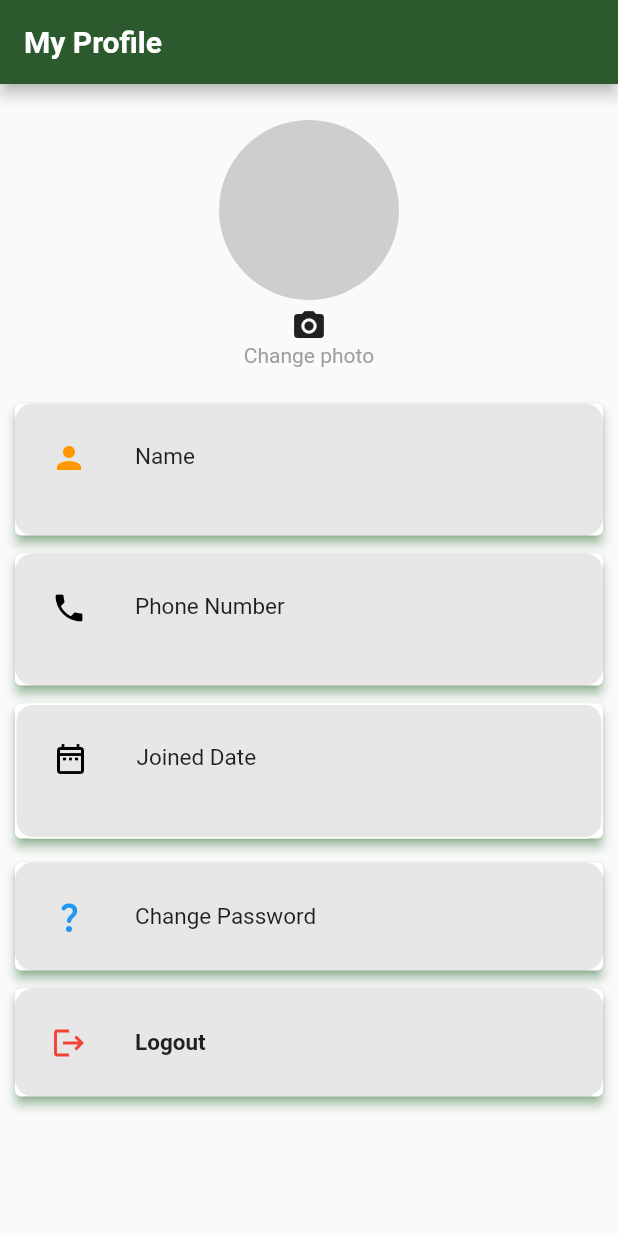
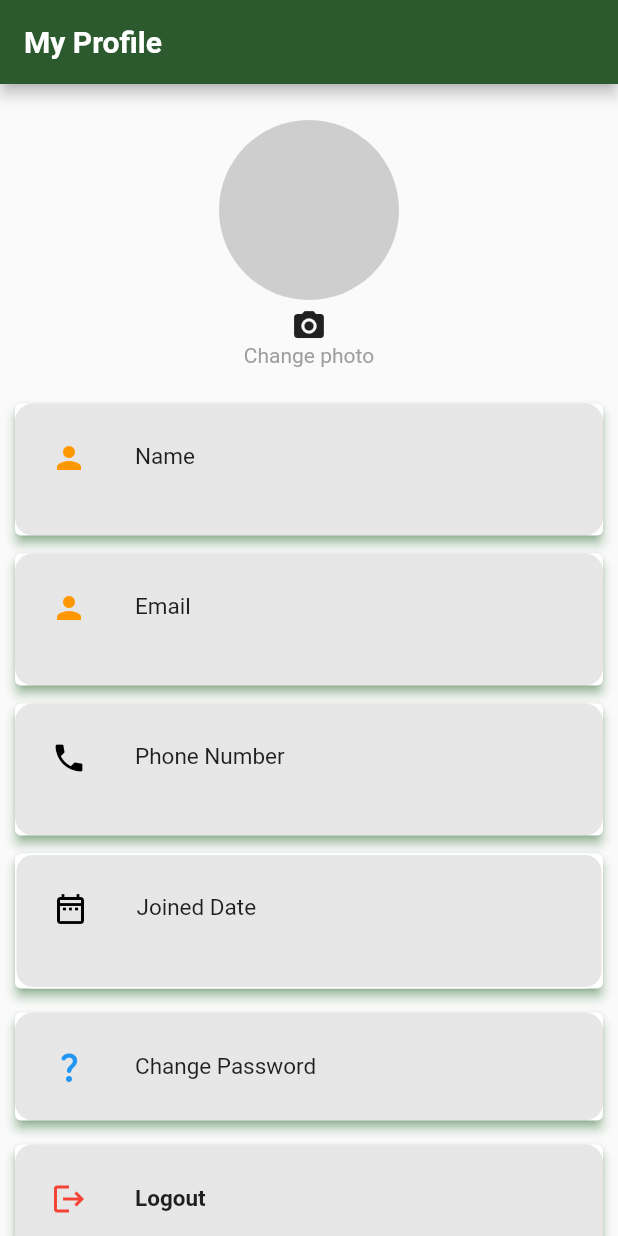
Before and after one commit to Bethelhem6/EtDelivery, a Flutter app: the SettingsPage screen opened by its route, on a phone screen of 412 x 824 dp. Run offline on Flutter 3.47's test engine with Material 2 defaults, Android fonts, the phone set to English and light mode, and no system bars; our stand-ins replace cloud_firestore, firebase_auth, firebase_core, firebase_storage, geolocator, image_picker; missing offline and left inert: clipboard, flutter_verification_code; accounts and stored records are empty.

Commit message:
first commit

```diff
--- a/lib/pages/settings/settings.dart
+++ b/lib/pages/settings/settings.dart
@@ -23,6 +23,7 @@ class _SettingsPageState extends State<SettingsPage> {
   String _uid = "";
   String _phoneNumber = "";
   String _name = "";
+  String _email = "";
   String _joinedDate = "";
   File? _image;
   FirebaseAuth _auth = FirebaseAuth.instance;
@@ -40,6 +41,7 @@ class _SettingsPageState extends State<SettingsPage> {
     setState(() {
       _phoneNumber = userDocs.get('phoneNumber').toString();
       _name = userDocs.get('name');
+      _email = userDocs.get('email');
       _url = userDocs.get("imageUrl");
       _joinedDate = userDocs.get("joinedDate");
     });
@@ -92,6 +94,27 @@ class _SettingsPageState extends State<SettingsPage> {
         false;
   }
 
+  logoutMessage() async {
+    return (await showDialog(
+          context: context,
+          builder: (context) => AlertDialog(
+            title: const Text('Are you sure?'),
+            content: const Text('Do you want to Logout?'),
+            actions: <Widget>[
+              TextButton(
+                onPressed: () => Navigator.of(context).pop(false),
+                child: const Text('No'),
+              ),
+              TextButton(
+                onPressed: () => Navigator.pushNamed(context, '/login_page'),
+                child: const Text('Yes'),
+              ),
+            ],
+          ),
+        )) ??
+        false;
+  }
+
   @override
   Widget build(BuildContext context) {
     return Scaffold(
@@ -111,6 +134,7 @@ class _SettingsPageState extends State<SettingsPage> {
             return ListView(padding: const EdgeInsets.all(6), children: [
               imageCard(),
               nameCard(),
+              emailCard(),
               phoneCard(),
               dateCard(),
               changePassword(),
@@ -182,6 +206,46 @@ class _SettingsPageState extends State<SettingsPage> {
               ),
               subtitle: Text(
                 _name,
+                style: const TextStyle(
+                  fontSize: 15,
+                ),
+              ),
+            ),
+          ),
+        ),
+      );
+
+  Widget emailCard() => Padding(
+        padding: const EdgeInsets.fromLTRB(0, 4, 0, 0),
+        child: Card(
+          shadowColor: Colors.green,
+          elevation: 3,
+          child: Container(
+            decoration: BoxDecoration(
+              gradient: const LinearGradient(
+                colors: [
+                  Color.fromARGB(26, 15, 15, 15),
+                  Color.fromARGB(26, 15, 15, 15),
+                ],
+                begin: Alignment.topCenter,
+                end: Alignment.bottomCenter,
+              ),
+              borderRadius: BorderRadius.circular(12),
+            ),
+            padding: const EdgeInsets.all(8),
+            child: ListTile(
+              leading: const Icon(
+                Icons.person,
+                color: Colors.orange,
+              ),
+              title: const Text(
+                'Email',
+                style: TextStyle(
+                  fontSize: 15,
+                ),
+              ),
+              subtitle: Text(
+                _email,
                 style: const TextStyle(
                   fontSize: 15,
                 ),
@@ -320,9 +384,8 @@ class _SettingsPageState extends State<SettingsPage> {
         ),
       );
 
-  Widget logoutCard() {
-    return WillPopScope(
-      onWillPop: _onWillPop,
+  Widget logoutCard() => Padding(
+        padding: const EdgeInsets.fromLTRB(0, 4, 0, 4),
         child: Card(
           shadowColor: Colors.green,
           elevation: 3,
@@ -340,10 +403,8 @@ class _SettingsPageState extends State<SettingsPage> {
             ),
             padding: const EdgeInsets.all(8),
             child: ListTile(
-            onTap: () async {
-              await FirebaseAuth.instance.signOut();
-              // ignore: use_build_context_synchronously
-              Navigator.pushReplacementNamed(context, '/home_page');
+              onTap: () {
+                logoutMessage();
               },
               leading: const Icon(
                 Icons.logout,
@@ -357,7 +418,7 @@ class _SettingsPageState extends State<SettingsPage> {
           ),
         ),
       );
-  }
+
   // Widget logoutCard() => WillPopScope(
   //       onWillPop: _onWillPop,
   // padding: const EdgeInsets.fromLTRB(0, 4, 0, 4),
--- a/pubspec.yaml
+++ b/pubspec.yaml
@@ -57,9 +57,9 @@ dev_dependencies:
 
 flutter_icons:
   android: true
-  image_path: "assets/dboy.png"
+  image_path: "assets/play_store_512.png"
   adaptive_icon_background: "#ffffff"
-  adaptive_icon_foreground: "assets/dboy.png"
+  adaptive_icon_foreground: "assets/1024.png"
 
 # For information on the generic Dart part of this file, see the
 # following page: https://dart.dev/tools/pub/pubspec
```
Also changed, not shown: lib/pages/orders/order_details.dart (+36 -14 lines), assets/play_store_512.png (added). Lines whose indentation alone changed are shown as unchanged.
